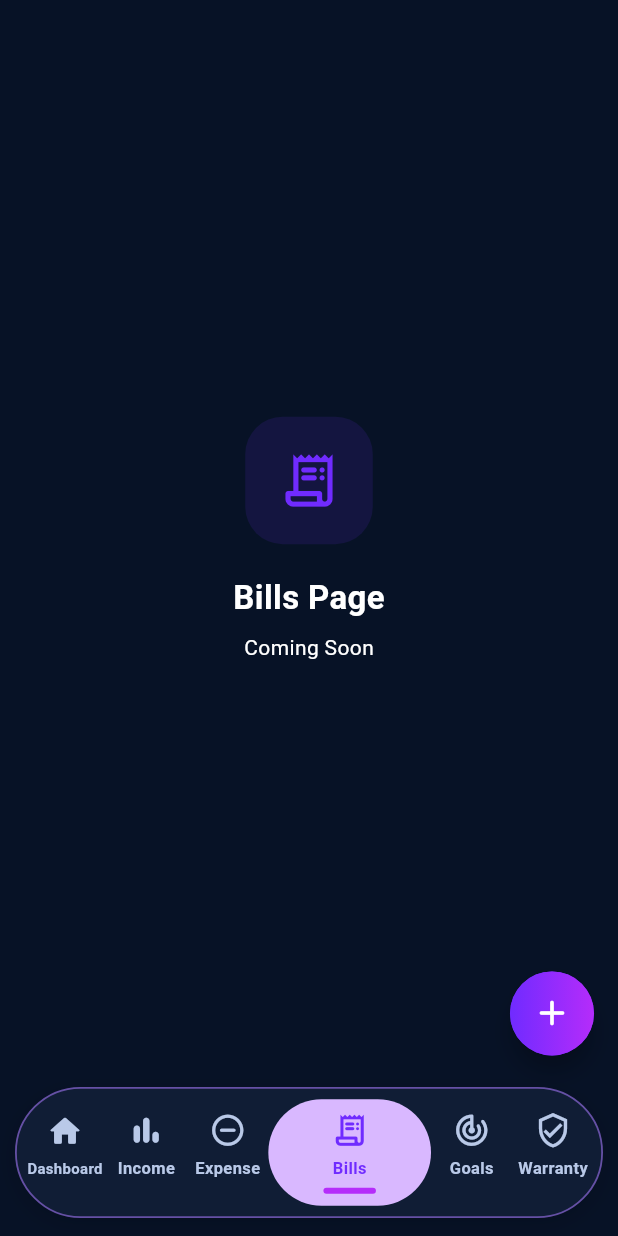
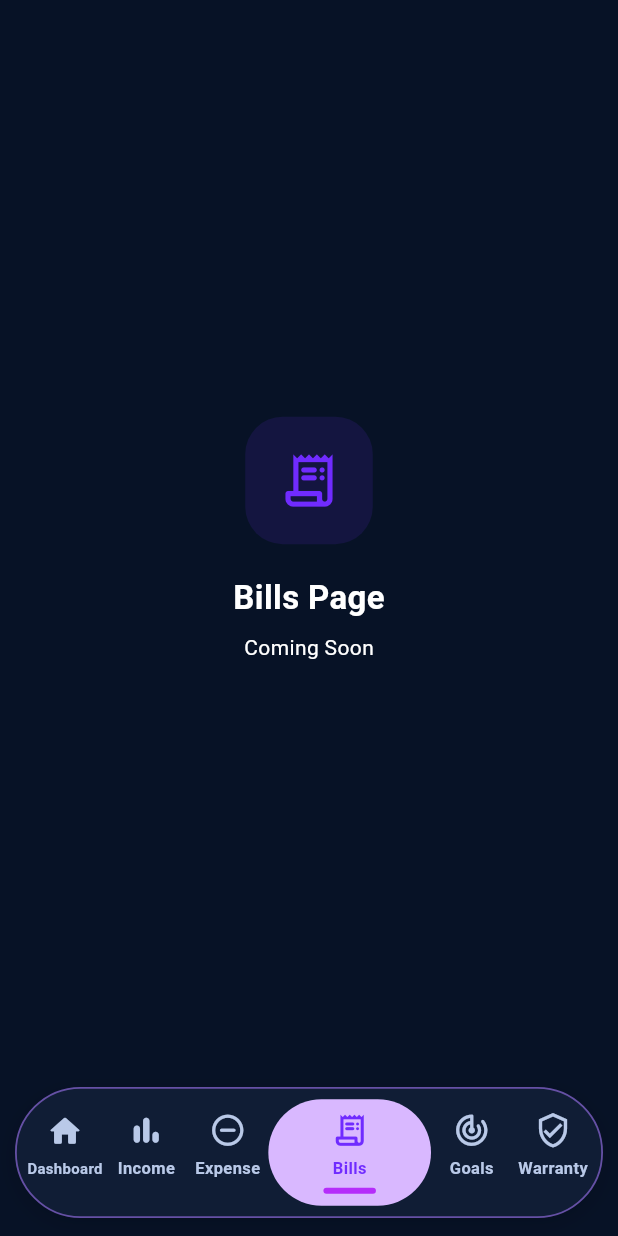
Before and after one commit to tharushimadhurangi/Smart_spent_-new, a Flutter app: the screen it shows after launch, item 4 of the bottom bar chosen, on a phone screen of 412 x 824 dp. Run offline on Flutter 3.47's test engine with Material 3 defaults, Android fonts, the phone set to English and light mode, and no system bars; our stand-ins replace cloud_firestore, firebase_auth, firebase_core, flutter_svg, shared_preferences; accounts and stored records are empty.

Commit message:
Update home_page.dart
Update

```diff
--- a/lib/home_page.dart
+++ b/lib/home_page.dart
@@ -3,8 +3,6 @@ import 'theme/app_theme.dart';
 import 'tabs/dashboard_tab.dart';
 import 'tabs/incomes_tab.dart';
 import 'tabs/expenses_tab.dart';
-import 'screens/transaction_form_sheet.dart';
-import 'models/category_model.dart';
 import 'wideget/custom_bottom_nav.dart';
 
 class HomePage extends StatefulWidget {
@@ -52,18 +50,6 @@ class _HomePageState extends State<HomePage> {
     ];
   }
 
-  void _onAddTransactionPressed() {
-    TransactionType defaultType = TransactionType.expense;
-    if (selectedIndex == 1) {
-      defaultType = TransactionType.income;
-    }
-
-    TransactionFormSheet.show(
-      context,
-      defaultType: defaultType,
-    );
-  }
-
   @override
   Widget build(BuildContext context) {
     final theme = Theme.of(context);
@@ -75,23 +61,6 @@ class _HomePageState extends State<HomePage> {
         child: IndexedStack(
           index: selectedIndex,
           children: pages,
-        ),
-      ),
-      floatingActionButton: FloatingActionButton(
-        onPressed: _onAddTransactionPressed,
-        backgroundColor: AppColors.primary,
-        foregroundColor: Colors.white,
-        elevation: 6,
-        tooltip: 'Add Transaction',
-        shape: const CircleBorder(),
-        child: Container(
-          width: 56,
-          height: 56,
-          decoration: const BoxDecoration(
-            shape: BoxShape.circle,
-            gradient: AppTheme.primaryGradient,
-          ),
-          child: const Icon(Icons.add_rounded, size: 28),
         ),
       ),
       bottomNavigationBar: CustomBottomNav(
```
